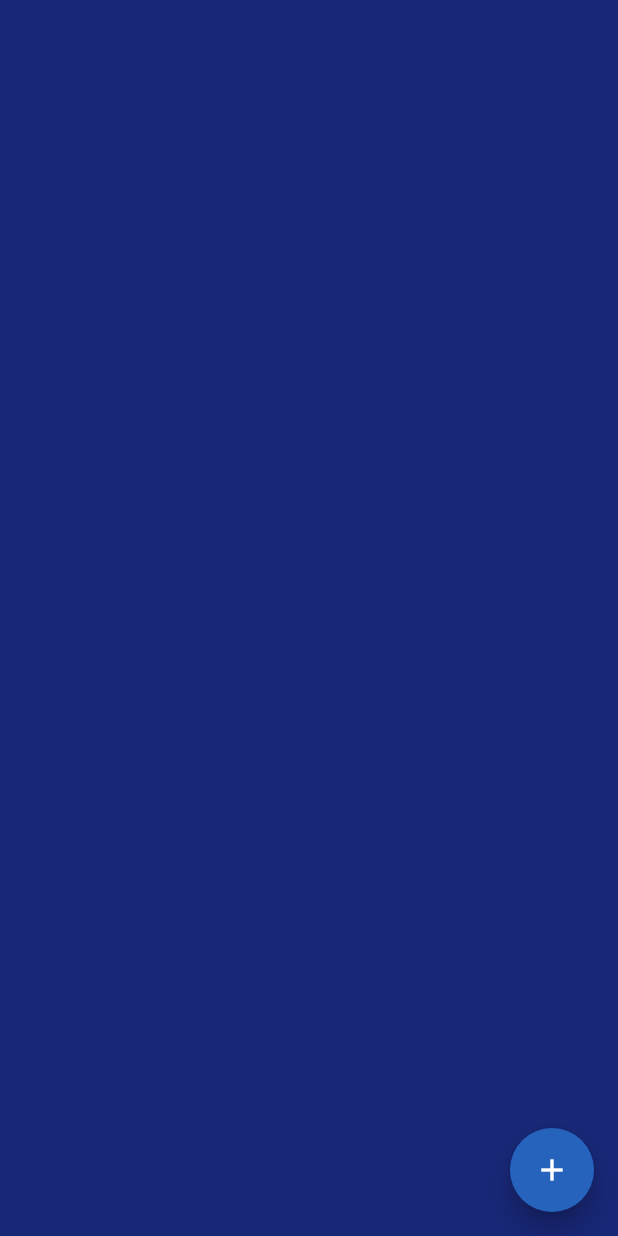
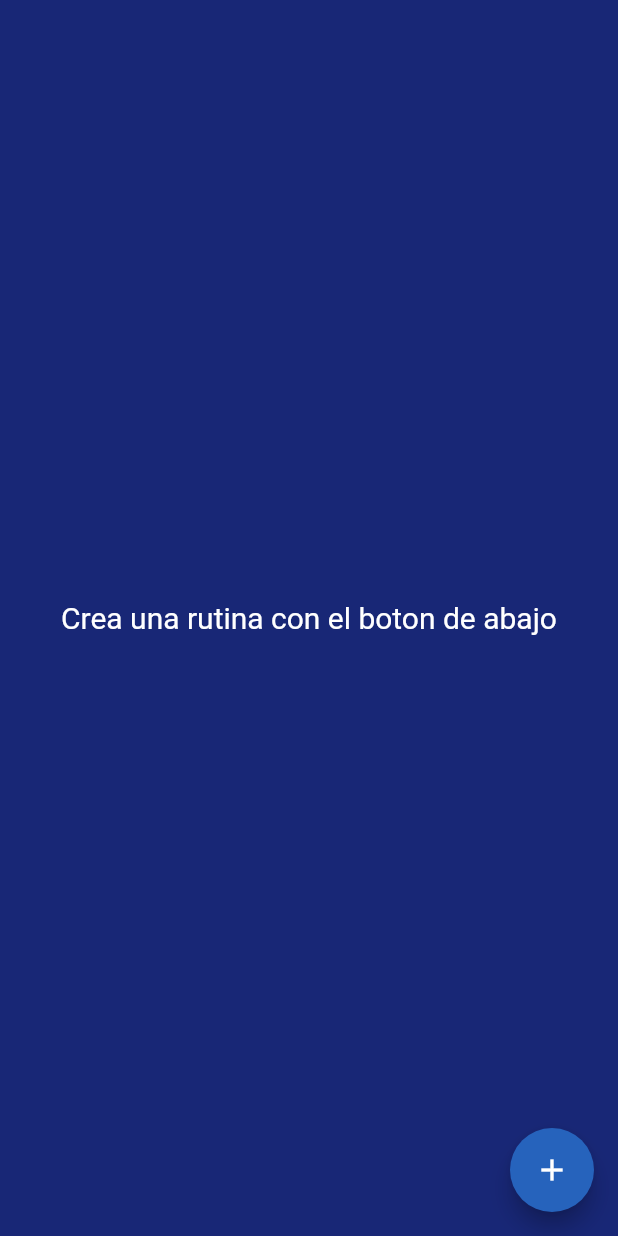
Before and after one commit to Jiaz02/MyGymBro, a Flutter app: the EntrenosScreen screen opened directly, on a phone screen of 412 x 824 dp. Run offline on Flutter 3.47's test engine with Material 2 defaults, Android fonts, the phone set to English and light mode, and no system bars; our stand-ins replace card_swiper, curved_navigation_bar, flutter_secure_storage, get; missing offline and left inert: splash_screen_view; accounts and stored records are empty.

Commit message:
dejarlo bonito xd

```diff
--- a/lib/screens/entrenos_screen.dart
+++ b/lib/screens/entrenos_screen.dart
@@ -27,7 +27,12 @@ class _EntrenosScreenState extends State<EntrenosScreen> {
   Widget build(BuildContext context) {
     return Scaffold(
       backgroundColor: AppTheme.primaryDarkBlue,
-      body: ListView.builder(
+      body: FutureBuilder(
+          builder: (BuildContext context, AsyncSnapshot<String> snapshot) {
+            if(controller.rutinasList.isEmpty){
+              return Center(child: Text('Crea una rutina con el boton de abajo',style: TextStyle(color: Colors.white, fontSize: 20)));
+            }
+        return ListView.builder(
             itemCount: controller.rutinasList.length,
             itemBuilder: (BuildContext context, int index) {
               return ListTile(
@@ -42,6 +47,7 @@ class _EntrenosScreenState extends State<EntrenosScreen> {
                   );
                 },
               );
+            });
       }),
       floatingActionButton: FloatingActionButton(
           child: const Icon(Icons.add),
```
Lines whose indentation alone changed are shown as unchanged.
